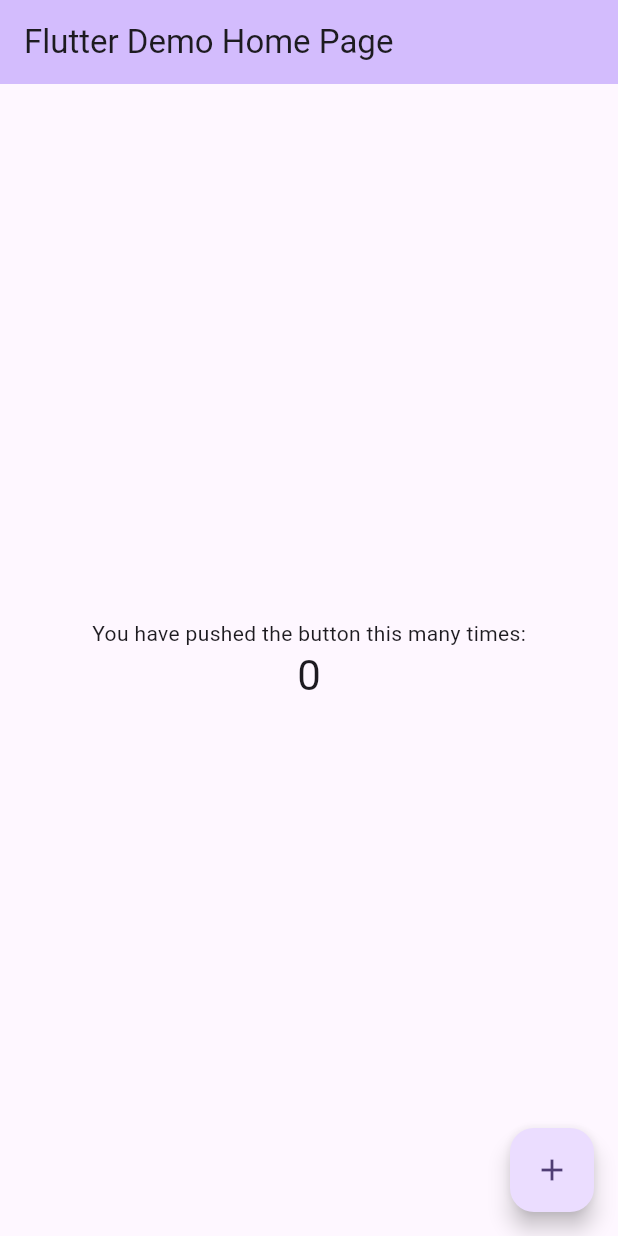
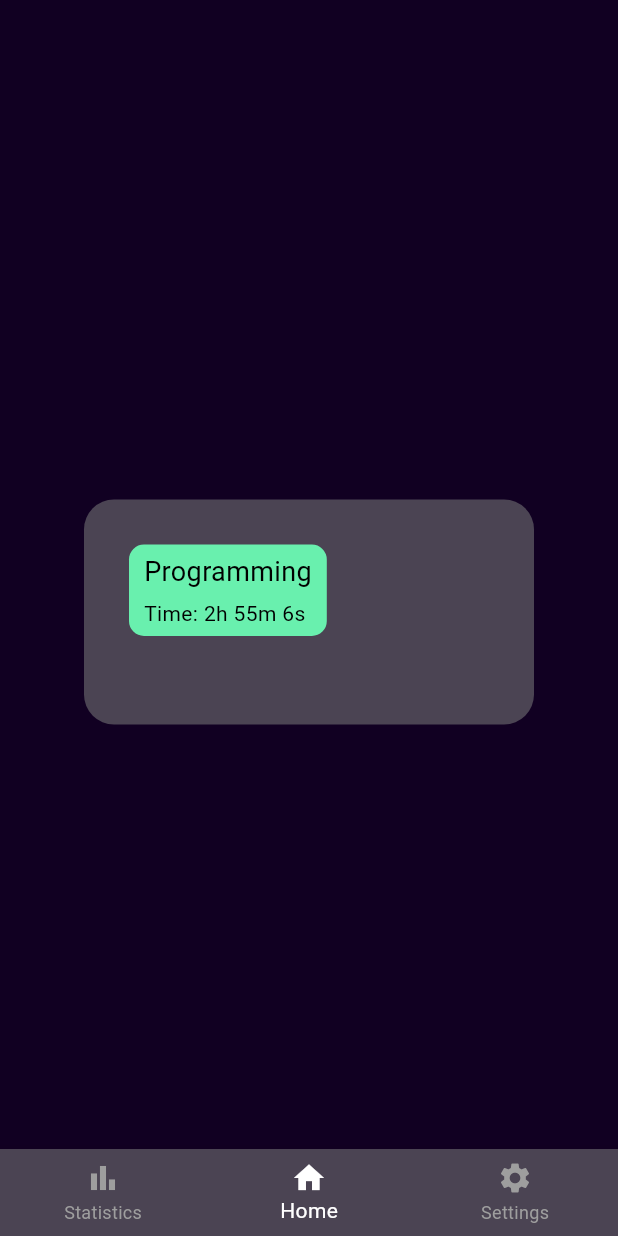
Before and after one commit to Programmingmonth/ToDoApps, a Flutter app: the screen it shows after launch, on a phone screen of 412 x 824 dp. Run offline on Flutter 3.47's test engine with Material 3 defaults, Android fonts, the phone set to English and light mode, and no system bars.

Commit message:
Initial commit

```diff
--- a/timetracker/lib/main.dart
+++ b/timetracker/lib/main.dart
@@ -1,125 +1,19 @@
 import 'package:flutter/material.dart';
+import 'screens/home_screen.dart';
 
 void main() {
-  runApp(const MyApp());
+  runApp(MyApp());
 }
 
 class MyApp extends StatelessWidget {
-  const MyApp({super.key});
-
-  // This widget is the root of your application.
   @override
   Widget build(BuildContext context) {
     return MaterialApp(
-      title: 'Flutter Demo',
+      title: 'Time Tracker',
       theme: ThemeData(
-        // This is the theme of your application.
-        //
-        // TRY THIS: Try running your application with "flutter run". You'll see
-        // the application has a purple toolbar. Then, without quitting the app,
-        // try changing the seedColor in the colorScheme below to Colors.green
-        // and then invoke "hot reload" (save your changes or press the "hot
-        // reload" button in a Flutter-supported IDE, or press "r" if you used
-        // the command line to start the app).
-        //
-        // Notice that the counter didn't reset back to zero; the application
-        // state is not lost during the reload. To reset the state, use hot
-        // restart instead.
-        //
-        // This works for code too, not just values: Most code changes can be
-        // tested with just a hot reload.
-        colorScheme: ColorScheme.fromSeed(seedColor: Colors.deepPurple),
-        useMaterial3: true,
+        primarySwatch: Colors.blue,
       ),
-      home: const MyHomePage(title: 'Flutter Demo Home Page'),
+      home: HomeScreen(),
     );
   }
 }
-
-class MyHomePage extends StatefulWidget {
-  const MyHomePage({super.key, required this.title});
-
-  // This widget is the home page of your application. It is stateful, meaning
-  // that it has a State object (defined below) that contains fields that affect
-  // how it looks.
-
-  // This class is the configuration for the state. It holds the values (in this
-  // case the title) provided by the parent (in this case the App widget) and
-  // used by the build method of the State. Fields in a Widget subclass are
-  // always marked "final".
-
-  final String title;
-
-  @override
-  State<MyHomePage> createState() => _MyHomePageState();
-}
-
-class _MyHomePageState extends State<MyHomePage> {
-  int _counter = 0;
-
-  void _incrementCounter() {
-    setState(() {
-      // This call to setState tells the Flutter framework that something has
-      // changed in this State, which causes it to rerun the build method below
-      // so that the display can reflect the updated values. If we changed
-      // _counter without calling setState(), then the build method would not be
-      // called again, and so nothing would appear to happen.
-      _counter++;
-    });
-  }
-
-  @override
-  Widget build(BuildContext context) {
-    // This method is rerun every time setState is called, for instance as done
-    // by the _incrementCounter method above.
-    //
-    // The Flutter framework has been optimized to make rerunning build methods
-    // fast, so that you can just rebuild anything that needs updating rather
-    // than having to individually change instances of widgets.
-    return Scaffold(
-      appBar: AppBar(
-        // TRY THIS: Try changing the color here to a specific color (to
-        // Colors.amber, perhaps?) and trigger a hot reload to see the AppBar
-        // change color while the other colors stay the same.
-        backgroundColor: Theme.of(context).colorScheme.inversePrimary,
-        // Here we take the value from the MyHomePage object that was created by
-        // the App.build method, and use it to set our appbar title.
-        title: Text(widget.title),
-      ),
-      body: Center(
-        // Center is a layout widget. It takes a single child and positions it
-        // in the middle of the parent.
-        child: Column(
-          // Column is also a layout widget. It takes a list of children and
-          // arranges them vertically. By default, it sizes itself to fit its
-          // children horizontally, and tries to be as tall as its parent.
-          //
-          // Column has various properties to control how it sizes itself and
-          // how it positions its children. Here we use mainAxisAlignment to
-          // center the children vertically; the main axis here is the vertical
-          // axis because Columns are vertical (the cross axis would be
-          // horizontal).
-          //
-          // TRY THIS: Invoke "debug painting" (choose the "Toggle Debug Paint"
-          // action in the IDE, or press "p" in the console), to see the
-          // wireframe for each widget.
-          mainAxisAlignment: MainAxisAlignment.center,
-          children: <Widget>[
-            const Text(
-              'You have pushed the button this many times:',
-            ),
-            Text(
-              '$_counter',
-              style: Theme.of(context).textTheme.headlineMedium,
-            ),
-          ],
-        ),
-      ),
-      floatingActionButton: FloatingActionButton(
-        onPressed: _incrementCounter,
-        tooltip: 'Increment',
-        child: const Icon(Icons.add),
-      ), // This trailing comma makes auto-formatting nicer for build methods.
-    );
-  }
-}
--- /dev/null
+++ b/timetracker/lib/screens/home_screen.dart
@@ -0,0 +1,16 @@
+import 'package:flutter/material.dart';
+import '../widgets/bottom_navbar.dart';
+import '../widgets/time_card.dart';
+
+class HomeScreen extends StatelessWidget {
+  @override
+  Widget build(BuildContext context) {
+    return Scaffold(
+      backgroundColor: Color(0xFF110022),
+      body: Center(
+        child: TimeCard(),
+      ),
+      bottomNavigationBar: BottomNavBar(),
+    );
+  }
+}
--- /dev/null
+++ b/timetracker/lib/widgets/bottom_navbar.dart
@@ -0,0 +1,28 @@
+import 'package:flutter/material.dart';
+
+class BottomNavBar extends StatelessWidget {
+  @override
+  Widget build(BuildContext context) {
+    return BottomNavigationBar(
+      items: const <BottomNavigationBarItem>[
+        BottomNavigationBarItem(
+          icon: Icon(Icons.bar_chart),
+          label: 'Statistics',
+        ),
+        BottomNavigationBarItem(
+          icon: Icon(Icons.home),
+          label: 'Home',
+        ),
+        BottomNavigationBarItem(
+          icon: Icon(Icons.settings),
+          label: 'Settings',
+        ),
+      ],
+      currentIndex: 1,
+      selectedItemColor: Colors.white,
+      unselectedItemColor: Colors.grey,
+      backgroundColor: Color(0xFF4B4453),
+      type: BottomNavigationBarType.fixed,
+    );
+  }
+}
--- /dev/null
+++ b/timetracker/lib/widgets/time_card.dart
@@ -0,0 +1,52 @@
+import 'package:flutter/material.dart';
+
+class TimeCard extends StatelessWidget {
+  @override
+  Widget build(BuildContext context) {
+    return Container(
+      padding: EdgeInsets.all(20),
+      margin: EdgeInsets.only(top: 50),
+      width: 300,
+      height: 150,
+      decoration: BoxDecoration(
+        color: Color(0xFF4B4453),
+        borderRadius: BorderRadius.circular(20),
+      ),
+      child: Stack(
+        children: [
+          Positioned(
+            top: 10,
+            left: 10,
+            child: Container(
+              decoration: BoxDecoration(
+                color: Colors.greenAccent,
+                borderRadius: BorderRadius.circular(10),
+              ),
+              padding: EdgeInsets.symmetric(horizontal: 10, vertical: 5),
+              child: Column(
+                crossAxisAlignment: CrossAxisAlignment.start,
+                children: [
+                  Text(
+                    'Programming',
+                    style: TextStyle(
+                      color: Colors.black,
+                      fontSize: 18,
+                    ),
+                  ),
+                  SizedBox(height: 5),
+                  Text(
+                    'Time: 2h 55m 6s',
+                    style: TextStyle(
+                      color: Colors.black,
+                      fontSize: 14,
+                    ),
+                  ),
+                ],
+              ),
+            ),
+          ),
+        ],
+      ),
+    );
+  }
+}
```
